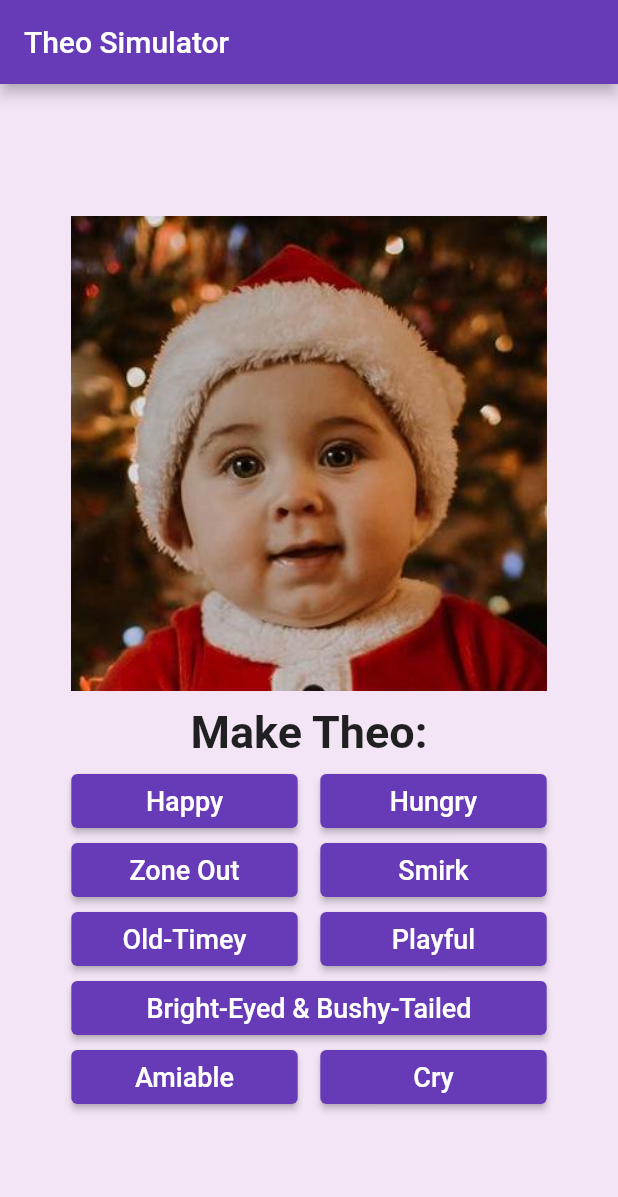
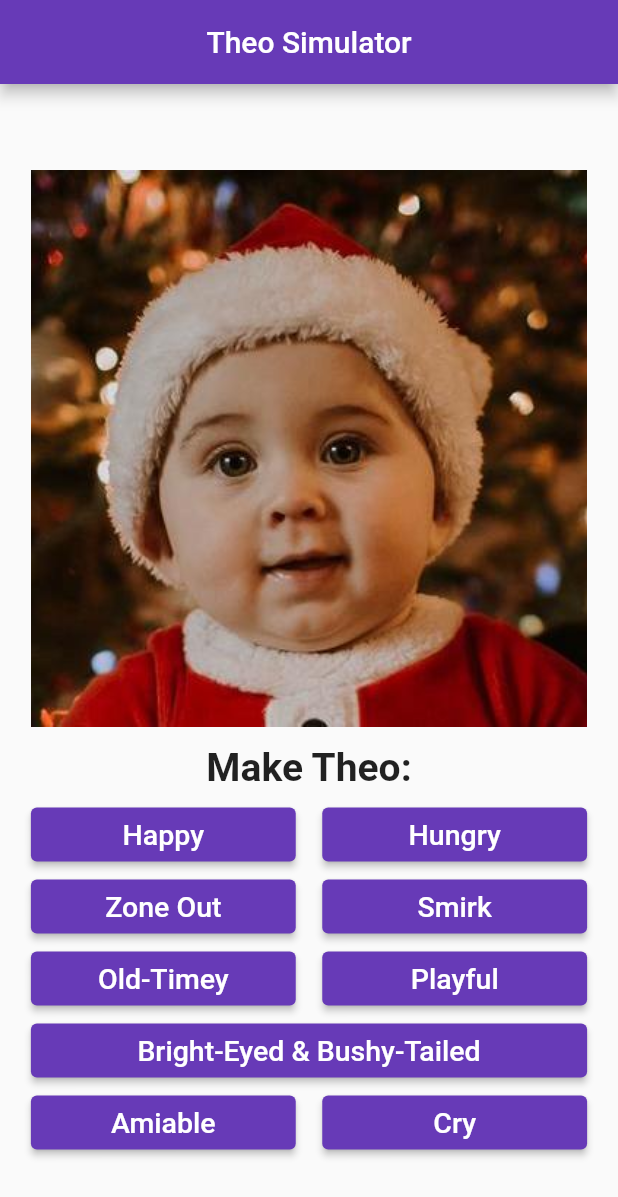
Before and after one commit to Nightlights524/theo_simulator_flutter, a Flutter app: the screen it shows after launch, on a phone screen of 412 x 824 dp. Shown: the top 1197 px of the screen. Run offline on Flutter 3.47's test engine with Material 2 defaults, Android fonts, the phone set to English and light mode, and no system bars; our stand-ins replace flutter_screenutil.

Commit message:
Almost there with layout

```diff
--- a/lib/main.dart
+++ b/lib/main.dart
@@ -9,7 +9,6 @@ class TheoSimulator extends StatelessWidget {
     const String appTitle = "Theo Simulator";
     return ScreenUtilInit(
       designSize: Size(390, 844),
-      // designSize: Size(1170, 2532),
       builder: () => MaterialApp(
         title: appTitle,
         theme: ThemeData(
@@ -23,21 +22,6 @@ class TheoSimulator extends StatelessWidget {
     );
   }
 }
-
-// class TheoSimulator extends StatelessWidget {
-//   @override
-//   Widget build(BuildContext context) {
-//     const String appTitle = "Theo Simulator";
-//     return
-//     MaterialApp(
-//       title: appTitle,
-//       theme: ThemeData(
-//         primarySwatch: Colors.deepPurple,
-//       ),
-//       home: MyHomePage(title: appTitle),
-//     );
-//   }
-// }
 
 class MyHomePage extends StatefulWidget {
   MyHomePage({Key? key, required this.title}) : super(key: key);
@@ -86,7 +70,7 @@ class _MyHomePageState extends State<MyHomePage> {
     return Expanded(
       flex: 10,
       child: Container(
-        margin: EdgeInsets.only(top: 10),
+        margin: EdgeInsets.only(top: 12),
         child: ElevatedButton(
           onPressed: () => _setImage(imageName),
           style: ElevatedButton.styleFrom(
@@ -94,7 +78,7 @@ class _MyHomePageState extends State<MyHomePage> {
           ),
           child: Text(
             buttonText,
-            style: TextStyle(fontSize: 18),
+            style: TextStyle(fontSize: 19),
           ),
         ),
       ),
@@ -105,11 +89,16 @@ class _MyHomePageState extends State<MyHomePage> {
   Widget build(BuildContext context) {
     final mediaQueryData = MediaQuery.of(context);
     final isPortrait = mediaQueryData.orientation == Orientation.portrait;
+    final photoSafeWidth = mediaQueryData.size.width * 0.9;
+    final photoSafeHeight = (mediaQueryData.size.height / 2) * 0.9;
+    final photoDimension =
+        photoSafeWidth < photoSafeHeight ? photoSafeWidth : photoSafeHeight;
 
     return Scaffold(
-      backgroundColor: Colors.purple.shade50,
+      // backgroundColor: Colors.purple.shade50,
       appBar: AppBar(
         title: Text(widget.title),
+        centerTitle: true,
       ),
       body: CustomScrollView(
         slivers: [
@@ -123,26 +112,30 @@ class _MyHomePageState extends State<MyHomePage> {
                   Image.asset(
                     _currentImage,
                     fit: BoxFit.cover,
-                    // width: 300.w,
-                    // height: 300.w,
-                    width: isPortrait ? 300.w : 350,
-                    height: isPortrait ? 300.w : 350,
-                    // width: mediaQueryData.size.width - 60,
-                    // height: mediaQueryData.size.width - 60,
+                    width: isPortrait ? photoDimension : 350,
+                    height: isPortrait ? photoDimension : 350,
+                    // width: isPortrait ? 340.w : 350,
+                    // height: isPortrait ? 340.w : 350,
+                    // width: isPortrait ? mediaQueryData.size.width - 80.w : 350,
+                    // height: isPortrait ? mediaQueryData.size.width - 80.w : 350,
                     // gaplessPlayback: true,
                   ),
-                  Container(
-                    // width: 320.w,
-                    width: isPortrait ? 300.w : 350,
+                  FittedBox(
+                    fit: BoxFit.fill,
+                    child: Container(
+                      // color: Colors.blue,
+                      width: isPortrait ? photoDimension : 350,
+                      // height: isPortrait ? photoDimension : 350,
+                      // width: isPortrait ? 340.w : 350,
+                      // width: isPortrait ? mediaQueryData.size.width - 80.w : 350,
                       child: Column(
-                      // mainAxisAlignment: MainAxisAlignment.center,
                         children: [
                           Container(
-                          margin: EdgeInsets.only(top: 10),
+                            margin: EdgeInsets.only(top: 12),
                             child: Text(
                               "Make Theo:",
                               style: TextStyle(
-                                fontSize: 30, fontWeight: FontWeight.bold),
+                                  fontSize: 26, fontWeight: FontWeight.bold),
                             ),
                           ),
                           Row(
@@ -182,6 +175,7 @@ class _MyHomePageState extends State<MyHomePage> {
                         ],
                       ),
                     ),
+                  ),
                 ],
               ),
             ),
```
Lines whose indentation alone changed are shown as unchanged.
